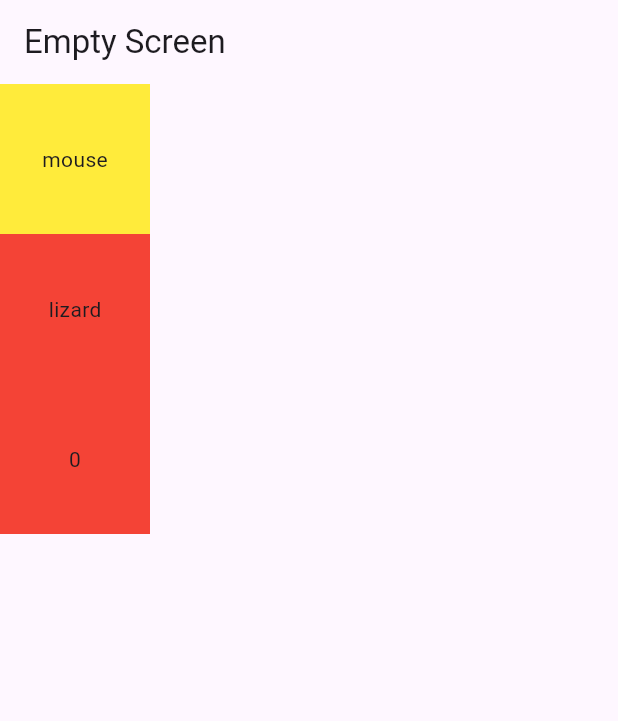
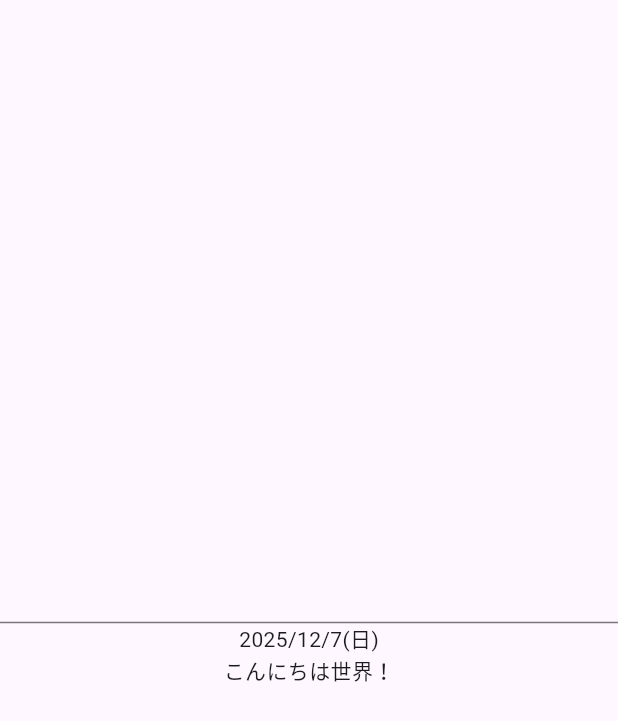
Before and after one commit to kaleidot725/FlutterDemo, a Flutter app: the screen it shows after launch, on a phone screen of 412 x 824 dp. Shown: the top 721 px of the screen. Run offline on Flutter 3.47's test engine with Material 3 defaults, Android fonts, the phone set to English and light mode, and no system bars.

Commit message:
feat: add app localizations

````diff
--- /dev/null
+++ b/widget_demo/l10n.yaml
@@ -0,0 +1,8 @@
+## arbファイルのテンプレートファイル
+template-arb-file: app_ja.arb
+
+## コードジェネレータが生成するローカライズクラスのクラス名
+output-class: L10n
+
+## ローカライズクラスがnull許容であるかどうかを指定する
+nullable-getter: false
--- /dev/null
+++ b/widget_demo/lib/l10n/app_ja.arb
@@ -0,0 +1,6 @@
+{
+    "helloWorld" : "こんにちは世界！",
+    "@helloWorld": {
+        "description" : "お決まりの挨拶"
+    }
+}
--- /dev/null
+++ b/widget_demo/lib/l10n/app_localizations.dart
@@ -0,0 +1,132 @@
+import 'dart:async';
+
+import 'package:flutter/foundation.dart';
+import 'package:flutter/widgets.dart';
+import 'package:flutter_localizations/flutter_localizations.dart';
+import 'package:intl/intl.dart' as intl;
+
+import 'app_localizations_ja.dart';
+
+// ignore_for_file: type=lint
+
+/// Callers can lookup localized strings with an instance of L10n
+/// returned by `L10n.of(context)`.
+///
+/// Applications need to include `L10n.delegate()` in their app's
+/// `localizationDelegates` list, and the locales they support in the app's
+/// `supportedLocales` list. For example:
+///
+/// ```dart
+/// import 'l10n/app_localizations.dart';
+///
+/// return MaterialApp(
+///   localizationsDelegates: L10n.localizationsDelegates,
+///   supportedLocales: L10n.supportedLocales,
+///   home: MyApplicationHome(),
+/// );
+/// ```
+///
+/// ## Update pubspec.yaml
+///
+/// Please make sure to update your pubspec.yaml to include the following
+/// packages:
+///
+/// ```yaml
+/// dependencies:
+///   # Internationalization support.
+///   flutter_localizations:
+///     sdk: flutter
+///   intl: any # Use the pinned version from flutter_localizations
+///
+///   # Rest of dependencies
+/// ```
+///
+/// ## iOS Applications
+///
+/// iOS applications define key application metadata, including supported
+/// locales, in an Info.plist file that is built into the application bundle.
+/// To configure the locales supported by your app, you’ll need to edit this
+/// file.
+///
+/// First, open your project’s ios/Runner.xcworkspace Xcode workspace file.
+/// Then, in the Project Navigator, open the Info.plist file under the Runner
+/// project’s Runner folder.
+///
+/// Next, select the Information Property List item, select Add Item from the
+/// Editor menu, then select Localizations from the pop-up menu.
+///
+/// Select and expand the newly-created Localizations item then, for each
+/// locale your application supports, add a new item and select the locale
+/// you wish to add from the pop-up menu in the Value field. This list should
+/// be consistent with the languages listed in the L10n.supportedLocales
+/// property.
+abstract class L10n {
+  L10n(String locale)
+    : localeName = intl.Intl.canonicalizedLocale(locale.toString());
+
+  final String localeName;
+
+  static L10n of(BuildContext context) {
+    return Localizations.of<L10n>(context, L10n)!;
+  }
+
+  static const LocalizationsDelegate<L10n> delegate = _L10nDelegate();
+
+  /// A list of this localizations delegate along with the default localizations
+  /// delegates.
+  ///
+  /// Returns a list of localizations delegates containing this delegate along with
+  /// GlobalMaterialLocalizations.delegate, GlobalCupertinoLocalizations.delegate,
+  /// and GlobalWidgetsLocalizations.delegate.
+  ///
+  /// Additional delegates can be added by appending to this list in
+  /// MaterialApp. This list does not have to be used at all if a custom list
+  /// of delegates is preferred or required.
+  static const List<LocalizationsDelegate<dynamic>> localizationsDelegates =
+      <LocalizationsDelegate<dynamic>>[
+        delegate,
+        GlobalMaterialLocalizations.delegate,
+        GlobalCupertinoLocalizations.delegate,
+        GlobalWidgetsLocalizations.delegate,
+      ];
+
+  /// A list of this localizations delegate's supported locales.
+  static const List<Locale> supportedLocales = <Locale>[Locale('ja')];
+
+  /// お決まりの挨拶
+  ///
+  /// In ja, this message translates to:
+  /// **'こんにちは世界！'**
+  String get helloWorld;
+}
+
+class _L10nDelegate extends LocalizationsDelegate<L10n> {
+  const _L10nDelegate();
+
+  @override
+  Future<L10n> load(Locale locale) {
+    return SynchronousFuture<L10n>(lookupL10n(locale));
+  }
+
+  @override
+  bool isSupported(Locale locale) =>
+      <String>['ja'].contains(locale.languageCode);
+
+  @override
+  bool shouldReload(_L10nDelegate old) => false;
+}
+
+L10n lookupL10n(Locale locale) {
+  // Lookup logic when only language code is specified.
+  switch (locale.languageCode) {
+    case 'ja':
+      return L10nJa();
+  }
+
+  throw FlutterError(
+    'L10n.delegate failed to load unsupported locale "$locale". This is likely '
+    'an issue with the localizations generation tool. Please file an issue '
+    'on GitHub with a reproducible sample app and the gen-l10n configuration '
+    'that was used.',
+  );
+}
--- /dev/null
+++ b/widget_demo/lib/l10n/app_localizations_ja.dart
@@ -0,0 +1,13 @@
+// ignore: unused_import
+import 'package:intl/intl.dart' as intl;
+import 'app_localizations.dart';
+
+// ignore_for_file: type=lint
+
+/// The translations for Japanese (`ja`).
+class L10nJa extends L10n {
+  L10nJa([String locale = 'ja']) : super(locale);
+
+  @override
+  String get helloWorld => 'こんにちは世界！';
+}
--- a/widget_demo/lib/main.dart
+++ b/widget_demo/lib/main.dart
@@ -1,4 +1,6 @@
 import 'package:flutter/material.dart';
+import 'package:intl/intl.dart';
+import 'package:widget_demo/l10n/app_localizations.dart';
 
 void main() {
   runApp(const MyApp());
@@ -12,16 +14,15 @@ class MyApp extends StatelessWidget {
     return MaterialApp(
       title: 'Flutter Demo',
       theme: ThemeData(colorScheme: ColorScheme.fromSeed(seedColor: Colors.deepPurple)),
-      home: Scaffold(
-        appBar: AppBar(title: const Text('Empty Screen')),
-        body: Column(
-          children: [
-            AnimalView(text: 'mouse', color: Colors.yellow),
-            AnimalView(text: 'lizard', color: Colors.red),
-            Counter(),
-          ],
-        ),
-      ),
+      localizationsDelegates: L10n.localizationsDelegates,
+      supportedLocales: L10n.supportedLocales,
+      home: HomeScreen(),
+      // localizationsDelegates: [
+      //   GlobalWidgetsLocalizations.delegate,
+      //   GlobalMaterialLocalizations.delegate,
+      //   GlobalCupertinoLocalizations.delegate,
+      // ],
+      // supportedLocales: [Locale('ja', 'JP')],
     );
   }
 }
@@ -38,7 +39,7 @@ class AnimalView extends StatelessWidget {
       color: color,
       width: 100,
       height: 100,
-      child: Center(child: Text(text, textDirection: TextDirection.ltr)),
+      child: Center(child: Text(text)),
     );
   }
 }
@@ -65,8 +66,26 @@ class _CounterState extends State<Counter> {
         color: Colors.red,
         width: 100,
         height: 100,
-        child: Center(child: Text('$_count', textDirection: TextDirection.ltr)),
+        child: Center(child: Text('$_count')),
       ),
     );
   }
 }
+
+class HomeScreen extends StatelessWidget {
+  const HomeScreen({super.key});
+
+  @override
+  Widget build(BuildContext context) {
+    Intl.defaultLocale = Localizations.localeOf(context).toString();
+    final l10n = L10n.of(context);
+    return Scaffold(
+      body: Center(
+        child: Column(
+          mainAxisAlignment: MainAxisAlignment.center,
+          children: [const TextField(), Text(DateFormat.yMEd().format(DateTime.now())), Text(l10n.helloWorld)],
+        ),
+      ),
+    );
+  }
+}
--- a/widget_demo/pubspec.yaml
+++ b/widget_demo/pubspec.yaml
@@ -10,6 +10,9 @@ dependencies:
   flutter:
     sdk: flutter
   cupertino_icons: ^1.0.8
+  intl: any
+  flutter_localizations:
+    sdk: flutter
 
 dev_dependencies:
   flutter_test:
@@ -18,3 +21,4 @@ dev_dependencies:
 
 flutter:
   uses-material-design: true
+  generate: true
````
Also changed, not shown: widget_demo/pubspec.lock.
